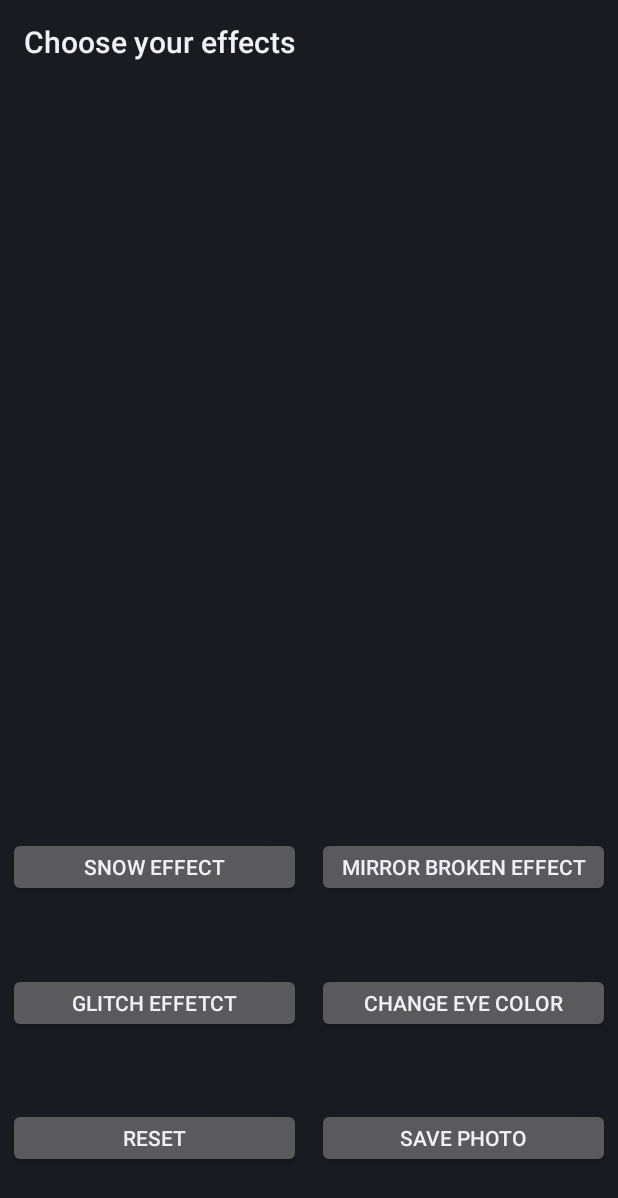
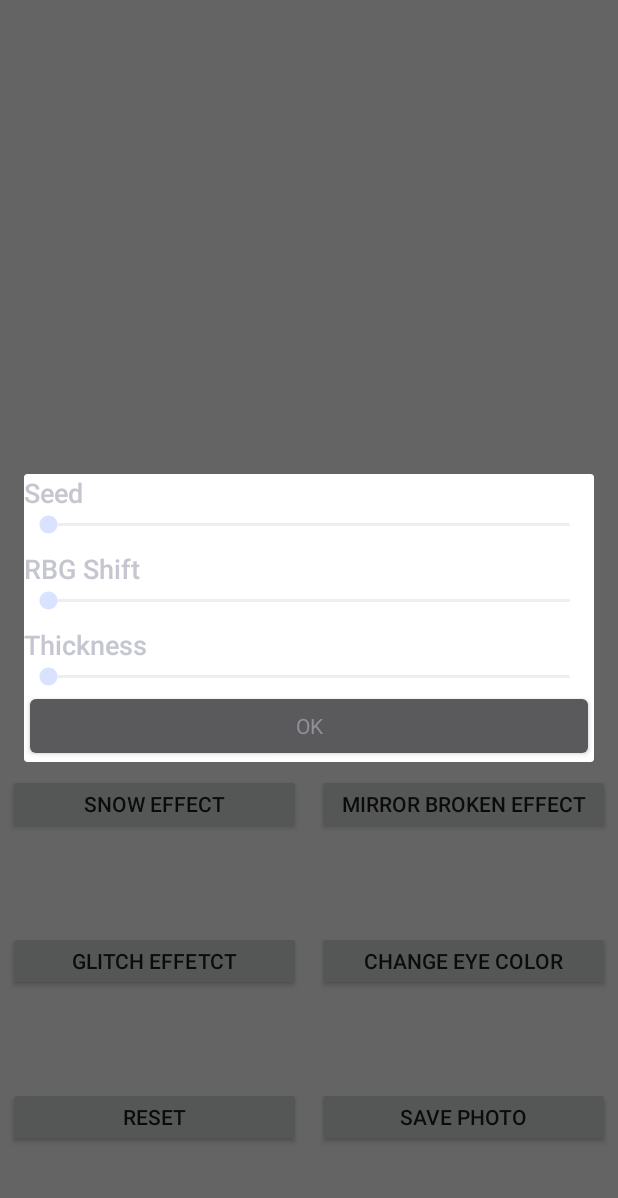
Before and after one commit to calavori/AndroidEffect, an Android app: the ImageEdit screen opened directly, with no data from a screen before it, after a tap on "GLITCH EFFETCT", on a phone screen of 412 x 824 dp. Shown: the top 1198 px of the screen. Run offline under Robolectric (Android 15) with nearby library versions, the phone set to English and light mode, and no system bars; libraries missing offline, so code that uses them is left out: org.bytedeco.javacpp, org.bytedeco.javacv; 2 statements that could not run were skipped.

Commit message:
update phan tuy chinh glitch va sua loi

```diff
--- a/app/src/main/AndroidManifest.xml
+++ b/app/src/main/AndroidManifest.xml
@@ -3,19 +3,10 @@
     package="com.example.androideffect">
     <uses-permission android:name="android.permission.WRITE_EXTERNAL_STORAGE" />
     <uses-permission android:name="android.permission.READ_EXTERNAL_STORAGE" />
-    <application>
-        <provider
-            android:name="android.support.v4.content.FileProvider"
-            android:authorities="com.mydomain.fileprovider"
-            android:exported="false"
-            android:grantUriPermissions="true">
-            <meta-data
-                android:name="android.support.FILE_PROVIDER_PATHS"
-                android:resource="@xml/file_paths" />
-        </provider>
+    <application
         android:allowBackup="true"
         android:icon="@mipmap/ic_launcher"
-        android:label="@string/app_name"
+        android:label="Android Effect"
         android:roundIcon="@mipmap/ic_launcher_round"
         android:supportsRtl="true"
         android:theme="@style/AppTheme">
@@ -27,6 +18,15 @@
                 <category android:name="android.intent.category.LAUNCHER" />
             </intent-filter>
         </activity>
+        <provider
+            android:name="android.support.v4.content.FileProvider"
+            android:authorities="com.example.android.fileprovider"
+            android:exported="false"
+            android:grantUriPermissions="true">
+            <meta-data
+                android:name="android.support.FILE_PROVIDER_PATHS"
+                android:resource="@xml/file_paths"></meta-data>
+        </provider>
     </application>
 
 </manifest>
--- /dev/null
+++ b/app/src/main/java/com/example/androideffect/GlitchInfo.java
@@ -0,0 +1,38 @@
+package com.example.androideffect;
+
+public class GlitchInfo {
+        private int seed;
+        private int rbg_shift;
+        private int thickness;
+
+    public GlitchInfo(){
+            this.seed = 0;
+            this.rbg_shift = 0;
+            this.thickness = 0;
+        }
+
+    public GlitchInfo(int seed, int rbg_shift, int thickness){
+            this.seed=seed;
+            this.rbg_shift=rbg_shift;
+            this.thickness=thickness;
+        }
+
+    public void setSeed(int seed) {
+        this.seed = seed;
+    }
+    public void setRbg_shift(int rbg_shift){
+        this.rbg_shift = rbg_shift;
+    }
+    public void  setThickness(int thickness){
+        this.thickness = thickness;
+    }
+    public int getSeed(){
+        return this.seed;
+    }
+    public int getRbg_shift(){
+        return this.rbg_shift;
+    }
+    public int getThickness(){
+        return this.thickness;
+    }
+}
--- a/app/src/main/java/com/example/androideffect/ImageEdit.java
+++ b/app/src/main/java/com/example/androideffect/ImageEdit.java
@@ -1,6 +1,7 @@
 package com.example.androideffect;
 
 import android.app.Activity;
+import android.app.AlertDialog;
 import android.content.Intent;
 import android.content.res.AssetManager;
 import android.graphics.Bitmap;
@@ -20,9 +21,12 @@ import android.os.Bundle;
 import android.provider.MediaStore;
 import android.support.v7.app.AppCompatActivity;
 import android.text.format.DateFormat;
+import android.util.Log;
 import android.view.View;
 import android.widget.Button;
 import android.widget.ImageView;
+import android.widget.SeekBar;
+import android.widget.TextView;
 import android.widget.Toast;
 
 import org.bytedeco.javacv.FrameFilter;
@@ -46,13 +50,14 @@ public class ImageEdit extends Activity {
     private ImageView imageView;
     private Bitmap src_bmp;
     private Bitmap final_bmp;
+    private GlitchInfo glitchInfo;
 
 
     @Override
     protected void onCreate(Bundle savedInstanceState) {
         super.onCreate(savedInstanceState);
         setContentView(R.layout.activity_image_edit);
-        getActionBar().setTitle("Choose your effects");
+//        getActionBar().setTitle("Choose your effects");
     }
 
     @Override
@@ -105,8 +110,9 @@ public class ImageEdit extends Activity {
         this.glitchbutton.setOnClickListener(new Button.OnClickListener() {
             @Override
             public void onClick(View v) {
-                final_bmp = glitch(final_bmp);
-                imageView.setImageBitmap(final_bmp);
+                setGitchInfo();
+//                final_bmp = glitch(final_bmp);
+//                imageView.setImageBitmap(final_bmp);
             }
         });
 
@@ -173,6 +179,47 @@ public class ImageEdit extends Activity {
         return final_bmp;
     }
 
+    //chinh thong so glitch
+    private void setGitchInfo(){
+        final AlertDialog.Builder popDialog = new AlertDialog.Builder(this);
+        TextView seed = (TextView) findViewById(R.id.seed);
+        SeekBar seed_bar = (SeekBar) findViewById(R.id.seed_bar);
+        TextView shift = (TextView) findViewById(R.id.shift);
+        SeekBar shift_bar = (SeekBar) findViewById(R.id.shift_bar);
+        TextView thickness = (TextView) findViewById(R.id.thickness);
+        SeekBar thickness_bar = (SeekBar) findViewById(R.id.thickness_bar);
+        Button ok_button = (Button) findViewById(R.id.ok_button);
+        popDialog.setView(R.layout.seekbar_dialog);
+
+        //keo thanh seed
+        seed_bar.setOnSeekBarChangeListener(new SeekBar.OnSeekBarChangeListener() {
+            int progress = 0;
+
+            // Khi giá trị progress thay đổi.
+            @Override
+            public void onProgressChanged(SeekBar seekBar, int progressValue, boolean fromUser) {
+                progress = progressValue;
+                Toast.makeText(getApplicationContext(), progress, Toast.LENGTH_SHORT).show();
+            }
+
+            // Khi người dùng bắt đầu cử chỉ kéo thanh gạt.
+            @Override
+            public void onStartTrackingTouch(SeekBar seekBar) {
+                Toast.makeText(getApplicationContext(), progress, Toast.LENGTH_SHORT).show();
+            }
+
+            // Khi người dùng kết thúc cử chỉ kéo thanh gạt.
+            @Override
+            public void onStopTrackingTouch(SeekBar seekBar) {
+                Toast.makeText(getApplicationContext(), progress, Toast.LENGTH_SHORT).show();
+                glitchInfo.setSeed(progress);
+            }
+        });
+
+        popDialog.create();
+        popDialog.show();
+    }
+
     private Bitmap glitch(Bitmap src){
         try {
             final_bmp = Bitmap.createBitmap(src.getWidth(), src.getHeight(), src.getConfig());
--- a/app/src/main/java/com/example/androideffect/MainActivity.java
+++ b/app/src/main/java/com/example/androideffect/MainActivity.java
@@ -42,7 +42,7 @@ public class MainActivity extends Activity {
     protected void onCreate(Bundle savedInstanceState) {
         super.onCreate(savedInstanceState);
         setContentView(R.layout.activity_main);
-        getActionBar().setTitle("Android Effects");
+//        getActionBar().setTitle("Android Effects");
         PermissionListener permissionlistener = new PermissionListener() {
             @Override
             public void onPermissionGranted() {
--- /dev/null
+++ b/app/src/main/res/layout/seekbar_dialog.xml
@@ -0,0 +1,98 @@
+<?xml version="1.0" encoding="utf-8"?>
+<RelativeLayout xmlns:android="http://schemas.android.com/apk/res/android"
+    android:layout_width="match_parent" android:layout_height="match_parent">
+
+    <TextView
+        android:id="@+id/seed"
+        android:layout_width="412dp"
+        android:layout_height="wrap_content"
+        android:layout_alignParentLeft="true"
+        android:layout_alignParentTop="true"
+        android:layout_alignParentEnd="true"
+        android:layout_alignParentRight="true"
+        android:layout_marginLeft="0dp"
+        android:text="Seed"
+        android:textAppearance="?android:attr/textAppearanceMedium" />
+
+    <TextView
+        android:id="@+id/shift"
+        android:layout_width="412dp"
+        android:layout_height="wrap_content"
+        android:layout_below="@+id/seed_bar"
+        android:layout_alignParentLeft="true"
+        android:layout_alignParentEnd="true"
+        android:layout_alignParentRight="true"
+        android:layout_marginLeft="0dp"
+        android:layout_marginTop="8dp"
+        android:layout_marginEnd="0dp"
+        android:layout_marginRight="0dp"
+        android:text="RBG Shift"
+        android:textAppearance="?android:attr/textAppearanceMedium" />
+
+    <TextView
+        android:id="@+id/thickness"
+        android:layout_width="412dp"
+        android:layout_height="wrap_content"
+        android:layout_below="@+id/shift_bar"
+        android:layout_alignParentLeft="true"
+        android:layout_alignParentEnd="true"
+        android:layout_alignParentRight="true"
+        android:layout_marginLeft="0dp"
+        android:layout_marginTop="8dp"
+        android:layout_marginEnd="0dp"
+        android:layout_marginRight="0dp"
+        android:text="Thickness"
+        android:textAppearance="?android:attr/textAppearanceMedium" />
+
+    <SeekBar
+        android:id="@+id/seed_bar"
+        android:layout_width="wrap_content"
+        android:layout_height="wrap_content"
+        android:layout_below="@+id/seed"
+        android:layout_alignStart="@+id/seed"
+        android:layout_alignLeft="@+id/seed"
+        android:layout_alignParentEnd="true"
+        android:layout_alignParentRight="true"
+        android:max="20"
+        android:progress="0"
+        android:textAppearance="?android:attr/textAppearanceSmall" />
+
+    <SeekBar
+        android:id="@+id/shift_bar"
+        android:layout_width="wrap_content"
+        android:layout_height="wrap_content"
+        android:layout_below="@+id/shift"
+        android:layout_alignStart="@+id/shift"
+        android:layout_alignLeft="@+id/shift"
+        android:layout_alignParentEnd="true"
+        android:layout_alignParentRight="true"
+        android:max="200"
+        android:progress="0"
+        android:textAppearance="?android:attr/textAppearanceSmall" />
+
+    <SeekBar
+        android:id="@+id/thickness_bar"
+        android:layout_width="wrap_content"
+        android:layout_height="wrap_content"
+        android:layout_below="@+id/thickness"
+        android:layout_alignStart="@+id/thickness"
+        android:layout_alignLeft="@+id/thickness"
+        android:layout_alignParentEnd="true"
+        android:layout_alignParentRight="true"
+        android:max="450"
+        android:progress="0"
+        android:textAppearance="?android:attr/textAppearanceSmall" />
+
+    <Button
+        android:id="@+id/ok_button"
+        android:layout_width="wrap_content"
+        android:layout_height="wrap_content"
+        android:textAppearance="?android:attr/textAppearanceSmall"
+        android:layout_below="@+id/thickness_bar"
+        android:layout_alignLeft="@+id/thickness_bar"
+        android:layout_alignStart="@+id/thickness_bar"
+        android:layout_alignParentRight="true"
+        android:layout_alignParentEnd="true"
+        android:text="OK" />
+
+</RelativeLayout>
```
